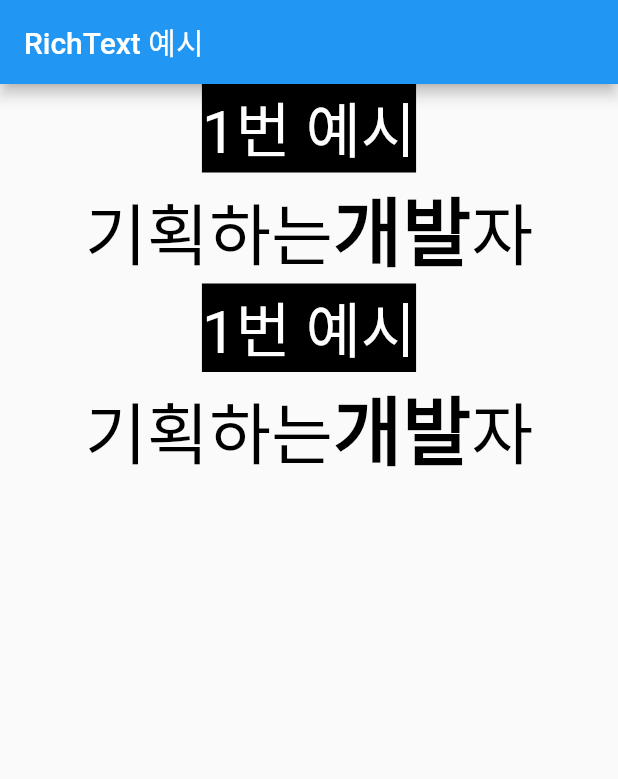
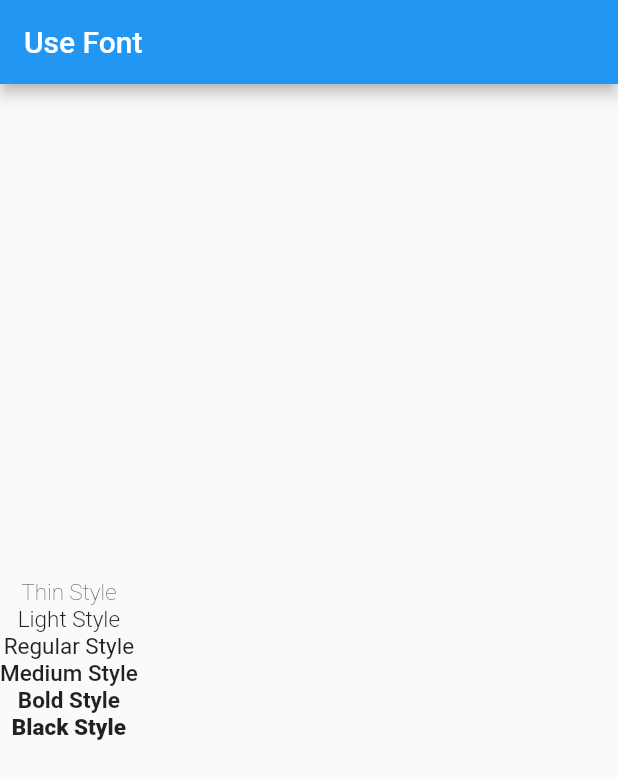
Before and after one commit to imkilwon/forPosting, a Flutter app: the screen it shows after launch, on a phone screen of 412 x 824 dp. Shown: the top 779 px of the screen. Run offline on Flutter 3.47's test engine with Material 2 defaults, Android fonts, the phone set to English and light mode, and no system bars; our stand-ins replace firebase_core; accounts and stored records are empty; Roboto replaces fonts that are missing (NotoSans).

Commit message:
플러터 적용 전

```diff
--- /dev/null
+++ b/lib/boxfit.dart
@@ -0,0 +1,52 @@
+import 'package:flutter/material.dart';
+
+class BoxFitTest extends StatelessWidget {
+  const BoxFitTest({Key? key}) : super(key: key);
+
+  @override
+  Widget build(BuildContext context) {
+    Size screenSize = MediaQuery.of(context).size;
+    return Scaffold(
+      appBar: AppBar(
+        title: Text("Box Fit"),
+      ),
+      body: SingleChildScrollView(
+        child: Column(
+          children: [
+            Center(child: Text("원본 비율을 유지한 채로 박스에 채움(잘리지 않음)",style:TextStyle(fontSize: 18))),
+            BoxFitExample(BoxFit.contain, screenSize),
+            Divider(color: Colors.black,),
+            Center(child: Text("원본 비율을 지키지 않고 박스에 \"가득\"채움(잘리지 않음)",style:TextStyle(fontSize: 17))),
+            BoxFitExample(BoxFit.fill, screenSize),
+            Divider(color: Colors.black,),
+            Center(child: Text("원본 비율을 지키며 가로로 최대로 채움 (위아래가 잘림)",style:TextStyle(fontSize: 17))),
+            BoxFitExample(BoxFit.fitWidth, screenSize),
+            Divider(color: Colors.black,),
+            Center(child: Text("원본 비율을 지키며 세로로 최대로 채움 \n(세로로 긴 비율이여서 잘리지 않고 여백이 있음)",style:TextStyle(fontSize: 17))),
+            BoxFitExample(BoxFit.fitHeight, screenSize),
+            Divider(color: Colors.black,),
+            Center(child: Text("원본 비율을 지키며 가로로 최대로 채움는 것을 선택(위아래가 잘림)",style:TextStyle(fontSize: 17))),
+            BoxFitExample(BoxFit.cover , screenSize),
+            Divider(color: Colors.black,),
+            Center(child: Text("원본 크기와 비율을 건드리지 않고 박스 크기만큼만 보여줌",style:TextStyle(fontSize: 17))),
+            BoxFitExample(BoxFit.none, screenSize),
+          ],
+        ),
+      ),
+    );
+  }
+
+  Widget BoxFitExample(BoxFit option, Size screenSize) {
+    return Padding(
+      padding: const EdgeInsets.only(bottom: 5.0),
+      child: Container(
+        width: double.infinity,
+        height: screenSize.height / 4,
+        child: Image.network(
+          'https://cdn.pixabay.com/photo/2022/08/22/10/01/tree-7403295_1280.jpg',
+          fit: option,
+        ),
+      ),
+    );
+  }
+}
--- a/lib/main.dart
+++ b/lib/main.dart
@@ -1,17 +1,26 @@
 import 'package:flutter/material.dart';
-import 'package:forposting/expanded_test.dart';
-import 'package:forposting/rich_text_test.dart';
+import 'package:forposting/use_font.dart';
+import 'package:firebase_core/firebase_core.dart';
+import 'firebase_options.dart';
 
-void main()=>runApp(Practice());
+Future<void> main() async {
+  WidgetsFlutterBinding.ensureInitialized();
+  await Firebase.initializeApp(
+    options: DefaultFirebaseOptions.currentPlatform,
+  );
+  runApp(Practice());
+}
 
 
 class Practice extends StatelessWidget {
   const Practice({Key? key}) : super(key: key);
 
+
+
   @override
   Widget build(BuildContext context) {
     return const MaterialApp(
-      home: RichTextTest(),
+      home: UseFont(),
     );
   }
 }
--- /dev/null
+++ b/lib/use_font.dart
@@ -0,0 +1,23 @@
+import 'package:flutter/material.dart';
+
+class UseFont extends StatelessWidget {
+  const UseFont({Key? key}) : super(key: key);
+
+  @override
+  Widget build(BuildContext context) {
+    return Scaffold(
+      appBar: AppBar(title:Text("Use Font")),
+      body: Column(
+        mainAxisAlignment: MainAxisAlignment.center,
+        children: [
+          Text("Thin Style", style:TextStyle(fontFamily: "NotoSans",fontWeight: FontWeight.w200,fontSize: 15)),
+          Text("Light Style", style:TextStyle(fontFamily: "NotoSans",fontWeight: FontWeight.w300,fontSize: 15)),
+          Text("Regular Style", style:TextStyle(fontFamily: "NotoSans",fontWeight: FontWeight.w400,fontSize: 15)),
+          Text("Medium Style", style:TextStyle(fontFamily: "NotoSans",fontWeight: FontWeight.w500,fontSize: 15)),
+          Text("Bold Style", style:TextStyle(fontFamily: "NotoSans",fontWeight:FontWeight.w700,fontSize: 15)),
+          Text("Black Style", style:TextStyle(fontFamily: "NotoSans",fontWeight: FontWeight.w900,fontSize: 15)),
+        ],
+      ),
+    );
+  }
+}
```
Also changed, not shown: lib/firebase_storage.dart (deleted, +0 -24 lines), lib/firebase_options.dart (added), pubspec.lock, 10 other files.
